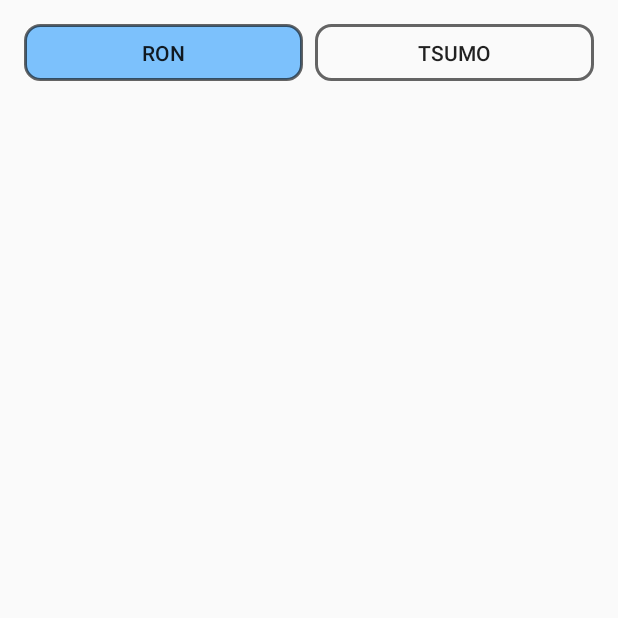
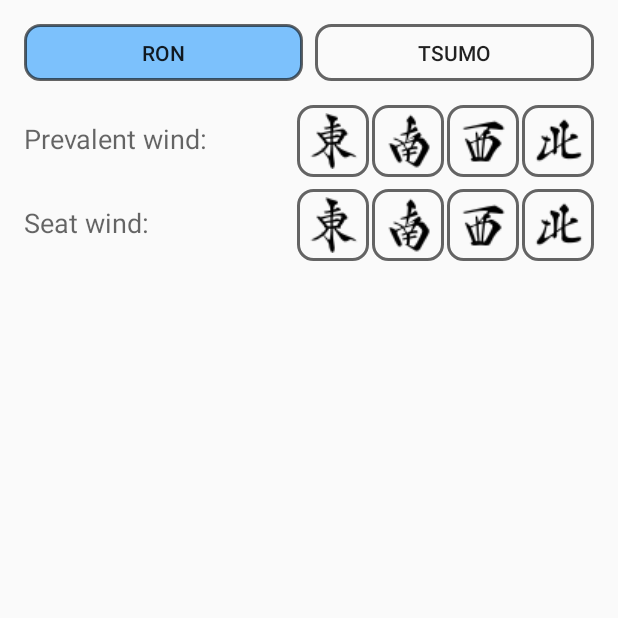
Before and after one commit to NaxHPL/RiichiCompanion, an Android app: the fragment WinConditionsFragment shown on its own in the app's theme, on a phone screen of 412 x 824 dp, the top half of it. Run offline under Robolectric (Android 15) with nearby library versions, the phone set to English and light mode, and no system bars; 4 statements that could not run were skipped.

Commit message:
Added prevalent/seat buttons for win conditions

```diff
--- a/RiichiCompanion/app/src/main/res/layout/fragment_win_conditions.xml
+++ b/RiichiCompanion/app/src/main/res/layout/fragment_win_conditions.xml
@@ -41,4 +41,146 @@
         app:layout_constraintStart_toEndOf="@+id/tbRon"
         app:layout_constraintTop_toTopOf="parent" />
 
+    <ToggleButton
+        android:id="@+id/tbPrevWindEast"
+        android:layout_width="48dp"
+        android:layout_height="48dp"
+        android:layout_marginEnd="2dp"
+        android:background="@drawable/rc_toggle_button_bg"
+        android:drawableStart="@drawable/east_small"
+        android:drawableTint="#000000"
+        android:foreground="?attr/selectableItemBackground"
+        android:paddingStart="6dp"
+        android:textOff=" "
+        android:textOn=" "
+        app:layout_constraintBaseline_toBaselineOf="@+id/tbPrevWindSouth"
+        app:layout_constraintEnd_toStartOf="@+id/tbPrevWindSouth" />
+
+    <ToggleButton
+        android:id="@+id/tbPrevWindSouth"
+        android:layout_width="48dp"
+        android:layout_height="48dp"
+        android:layout_marginEnd="2dp"
+        android:background="@drawable/rc_toggle_button_bg"
+        android:drawableStart="@drawable/south_small"
+        android:drawableTint="#000000"
+        android:foreground="?attr/selectableItemBackground"
+        android:paddingStart="6dp"
+        android:textOff=" "
+        android:textOn=" "
+        app:layout_constraintBaseline_toBaselineOf="@+id/tbPrevWindWest"
+        app:layout_constraintEnd_toStartOf="@+id/tbPrevWindWest" />
+
+    <ToggleButton
+        android:id="@+id/tbPrevWindWest"
+        android:layout_width="48dp"
+        android:layout_height="48dp"
+        android:layout_marginEnd="2dp"
+        android:background="@drawable/rc_toggle_button_bg"
+        android:drawableStart="@drawable/west_small"
+        android:drawableTint="#000000"
+        android:foreground="?attr/selectableItemBackground"
+        android:paddingStart="6dp"
+        android:textOff=" "
+        android:textOn=" "
+        app:layout_constraintBaseline_toBaselineOf="@+id/tbPrevWindNorth"
+        app:layout_constraintEnd_toStartOf="@+id/tbPrevWindNorth" />
+
+    <ToggleButton
+        android:id="@+id/tbPrevWindNorth"
+        android:layout_width="48dp"
+        android:layout_height="48dp"
+        android:layout_marginTop="16dp"
+        android:layout_marginEnd="16dp"
+        android:background="@drawable/rc_toggle_button_bg"
+        android:drawableStart="@drawable/north_small"
+        android:drawableTint="#000000"
+        android:foreground="?attr/selectableItemBackground"
+        android:paddingStart="6dp"
+        android:textOff=" "
+        android:textOn=" "
+        app:layout_constraintEnd_toEndOf="parent"
+        app:layout_constraintTop_toBottomOf="@+id/tbTsumo" />
+
+    <TextView
+        android:id="@+id/textView"
+        android:layout_width="wrap_content"
+        android:layout_height="wrap_content"
+        android:layout_marginStart="16dp"
+        android:text="Prevalent wind:"
+        android:textAppearance="@style/TextAppearance.AppCompat.Medium"
+        app:layout_constraintBaseline_toBaselineOf="@+id/tbPrevWindEast"
+        app:layout_constraintStart_toStartOf="parent" />
+
+    <ToggleButton
+        android:id="@+id/tbSeatWindEast"
+        android:layout_width="48dp"
+        android:layout_height="48dp"
+        android:layout_marginEnd="2dp"
+        android:background="@drawable/rc_toggle_button_bg"
+        android:drawableStart="@drawable/east_small"
+        android:drawableTint="#000000"
+        android:foreground="?attr/selectableItemBackground"
+        android:paddingStart="6dp"
+        android:textOff=" "
+        android:textOn=" "
+        app:layout_constraintBaseline_toBaselineOf="@+id/tbSeatWindSouth"
+        app:layout_constraintEnd_toStartOf="@+id/tbSeatWindSouth" />
+
+    <ToggleButton
+        android:id="@+id/tbSeatWindSouth"
+        android:layout_width="48dp"
+        android:layout_height="48dp"
+        android:layout_marginEnd="2dp"
+        android:background="@drawable/rc_toggle_button_bg"
+        android:drawableStart="@drawable/south_small"
+        android:drawableTint="#000000"
+        android:foreground="?attr/selectableItemBackground"
+        android:paddingStart="6dp"
+        android:textOff=" "
+        android:textOn=" "
+        app:layout_constraintBaseline_toBaselineOf="@+id/tbSeatWindWest"
+        app:layout_constraintEnd_toStartOf="@+id/tbSeatWindWest" />
+
+    <ToggleButton
+        android:id="@+id/tbSeatWindWest"
+        android:layout_width="48dp"
+        android:layout_height="48dp"
+        android:layout_marginEnd="2dp"
+        android:background="@drawable/rc_toggle_button_bg"
+        android:drawableStart="@drawable/west_small"
+        android:drawableTint="#000000"
+        android:foreground="?attr/selectableItemBackground"
+        android:paddingStart="6dp"
+        android:textOff=" "
+        android:textOn=" "
+        app:layout_constraintBaseline_toBaselineOf="@+id/tbSeatWindNorth"
+        app:layout_constraintEnd_toStartOf="@+id/tbSeatWindNorth" />
+
+    <ToggleButton
+        android:id="@+id/tbSeatWindNorth"
+        android:layout_width="48dp"
+        android:layout_height="48dp"
+        android:layout_marginTop="8dp"
+        android:layout_marginEnd="16dp"
+        android:background="@drawable/rc_toggle_button_bg"
+        android:drawableStart="@drawable/north_small"
+        android:drawableTint="#000000"
+        android:foreground="?attr/selectableItemBackground"
+        android:paddingStart="6dp"
+        android:textOff=" "
+        android:textOn=" "
+        app:layout_constraintEnd_toEndOf="parent"
+        app:layout_constraintTop_toBottomOf="@+id/tbPrevWindNorth" />
+
+    <TextView
+        android:id="@+id/textView3"
+        android:layout_width="wrap_content"
+        android:layout_height="wrap_content"
+        android:layout_marginStart="16dp"
+        android:text="Seat wind:"
+        android:textAppearance="@style/TextAppearance.AppCompat.Medium"
+        app:layout_constraintBaseline_toBaselineOf="@+id/tbSeatWindEast"
+        app:layout_constraintStart_toStartOf="parent" />
+
 </androidx.constraintlayout.widget.ConstraintLayout>
```
